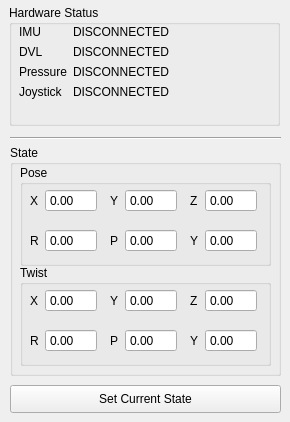
Qt form landside/catkin_ws/src/gui/resource/SensorWidget.ui (DukeRobotics/robosub-ros) before a commit.
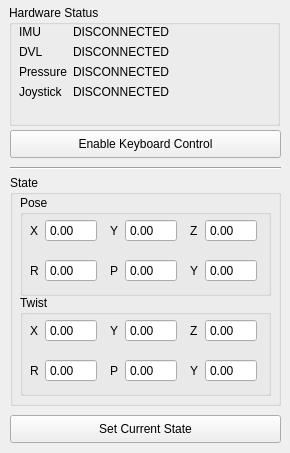
The same form after that commit.

Commit message: add keyboard input

```diff
--- a/landside/catkin_ws/src/gui/resource/SensorWidget.ui
+++ b/landside/catkin_ws/src/gui/resource/SensorWidget.ui
@@ -7,7 +7,7 @@
     <x>0</x>
     <y>0</y>
     <width>290</width>
-    <height>422</height>
+    <height>453</height>
    </rect>
   </property>
   <property name="windowTitle">
@@ -17,7 +17,7 @@
    <property name="geometry">
     <rect>
      <x>10</x>
-     <y>385</y>
+     <y>415</y>
      <width>271</width>
      <height>28</height>
     </rect>
@@ -30,7 +30,7 @@
    <property name="geometry">
     <rect>
      <x>10</x>
-     <y>145</y>
+     <y>175</y>
      <width>271</width>
      <height>231</height>
     </rect>
@@ -714,7 +714,7 @@
    <property name="geometry">
     <rect>
      <x>10</x>
-     <y>130</y>
+     <y>160</y>
      <width>271</width>
      <height>16</height>
     </rect>
@@ -723,6 +723,19 @@
     <enum>Qt::Horizontal</enum>
    </property>
   </widget>
+  <widget class="QPushButton" name="enable_keyboard_button">
+   <property name="geometry">
+    <rect>
+     <x>10</x>
+     <y>130</y>
+     <width>271</width>
+     <height>28</height>
+    </rect>
+   </property>
+   <property name="text">
+    <string>Enable Keyboard Control</string>
+   </property>
+  </widget>
  </widget>
  <resources/>
  <connections/>
```
The commit also changes 6 other files.
